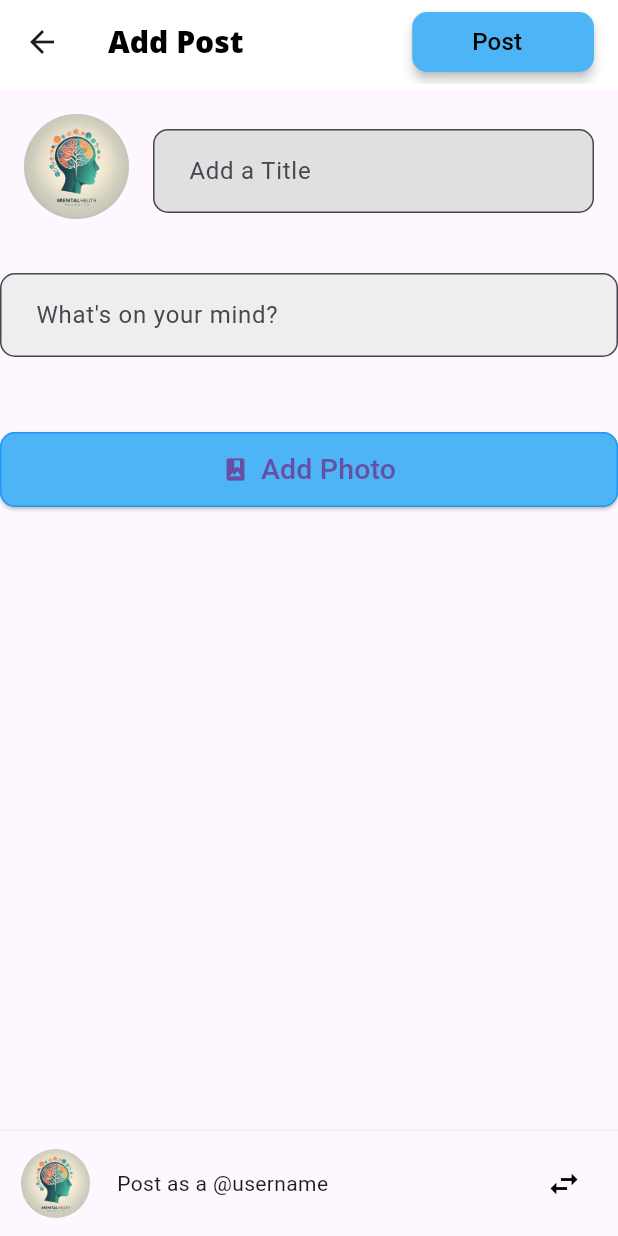
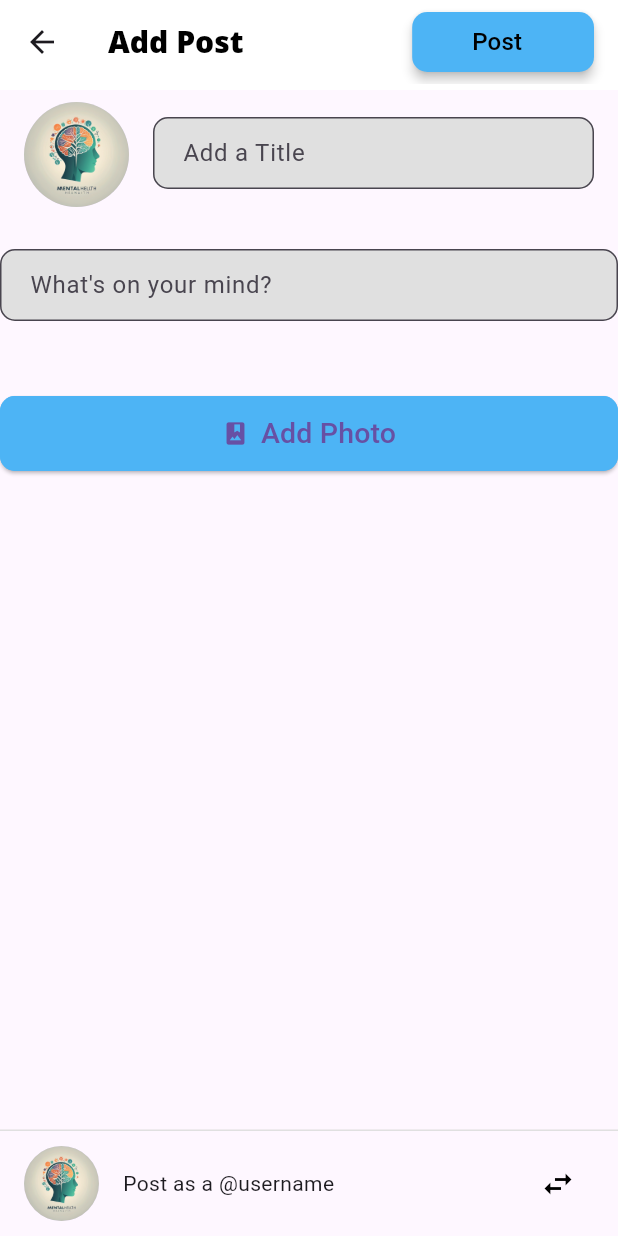
Before and after one commit to KishanBhupta/MENTAL_HEALTH_APP, a Flutter app: the AddPostScreen screen opened directly, on a phone screen of 412 x 824 dp. Run offline on Flutter 3.47's test engine with Material 3 defaults, Android fonts, the light colour scheme and no system bars; our stand-ins replace dio, email_validator, flutter_easyloading, get, image_picker, pretty_dio_logger and 2 more; accounts and stored records are empty; network calls fail.

Commit message:
completed according to the flutter structure we have decided part 2

```diff
--- a/lib/views/addPost/appPostScreen.dart
+++ b/lib/views/addPost/appPostScreen.dart
@@ -41,7 +41,6 @@ class _AddPostScreenState extends State<AddPostScreen> {
                   ),
                 ),
                 child: Padding(
-                  // padding: const EdgeInsets.symmetric(horizontal: 16.0, vertical: 8.0),
                   padding: EdgeInsets.symmetric(horizontal: Spacing.getDefaultSpacing(context),vertical: 8),// Add horizontal and vertical padding
                   child: Row(
                     mainAxisSize: MainAxisSize.min,
@@ -69,7 +68,7 @@ class _AddPostScreenState extends State<AddPostScreen> {
             children: [
               // Top profile photo with title text field
               Container(
-                padding: EdgeInsets.all(16),
+                padding: EdgeInsets.symmetric(horizontal: Spacing.getDefaultSpacing(context),vertical: 8),// Add horizontal and vertical padding
                 child: Row(
                   crossAxisAlignment: CrossAxisAlignment.start, // Align children to the start vertically
                   children: [
@@ -101,7 +100,7 @@ class _AddPostScreenState extends State<AddPostScreen> {
                                   width: 2.0, // Focused border width
                                 ),
                               ),
-                              contentPadding: EdgeInsets.symmetric(vertical: 16.0, horizontal: 20.0), // Padding inside the text field
+                              contentPadding: EdgeInsets.symmetric(horizontal: Spacing.getDefaultSpacing(context),vertical: 8),// Add horizontal and vertical padding
                               filled: true, // Fill the text field with color
                               fillColor: appColors.secondaryColor, // Background color of the text field
                             ),
@@ -134,9 +133,9 @@ class _AddPostScreenState extends State<AddPostScreen> {
                       width: 2.0, // Focused border width
                     ),
                   ),
-                  contentPadding: EdgeInsets.symmetric(vertical: 16.0, horizontal: 20.0), // Padding inside the text field
+                  contentPadding: EdgeInsets.symmetric(horizontal: Spacing.getDefaultSpacing(context),vertical: 8),// Add horizontal and vertical padding
                   filled: true, // Fill the text field with color
-                  fillColor: Colors.grey[200], // Background color of the text field
+                  fillColor: appColors.secondaryColor, // Background color of the text field
                 ),
                 maxLines: null,
                 keyboardType: TextInputType.multiline,
@@ -166,7 +165,7 @@ class _AddPostScreenState extends State<AddPostScreen> {
                   shape: RoundedRectangleBorder(
                     borderRadius: BorderRadius.circular(10), // Set borderRadius to add slight edge
                     side: BorderSide(
-                      color: Colors.blue, // Border color
+                      color: appColors.primaryColor, // Border color
                       width: 1, // Border width
                     ),
                   ),
@@ -181,8 +180,6 @@ class _AddPostScreenState extends State<AddPostScreen> {
                   ],
                 ),
               ),
-
-
               // Spacer to push content to the top
               Spacer(),
             ],
@@ -195,10 +192,10 @@ class _AddPostScreenState extends State<AddPostScreen> {
             child: Column(
               crossAxisAlignment: CrossAxisAlignment.stretch,
               children: [
-                Divider(height: 1, color: Colors.grey[200]), // Line at the top of the box
+                Divider(height: 1, color: appColors.secondaryColor), // Line at the top of the box
                 Container(
                   height: 70,
-                  padding: EdgeInsets.all(12),
+                  padding: EdgeInsets.symmetric(horizontal: Spacing.getDefaultSpacing(context),vertical: 8),// Add horizontal and vertical padding
                   child: Row(
                     mainAxisAlignment: MainAxisAlignment.spaceBetween,
                     children: [
```
